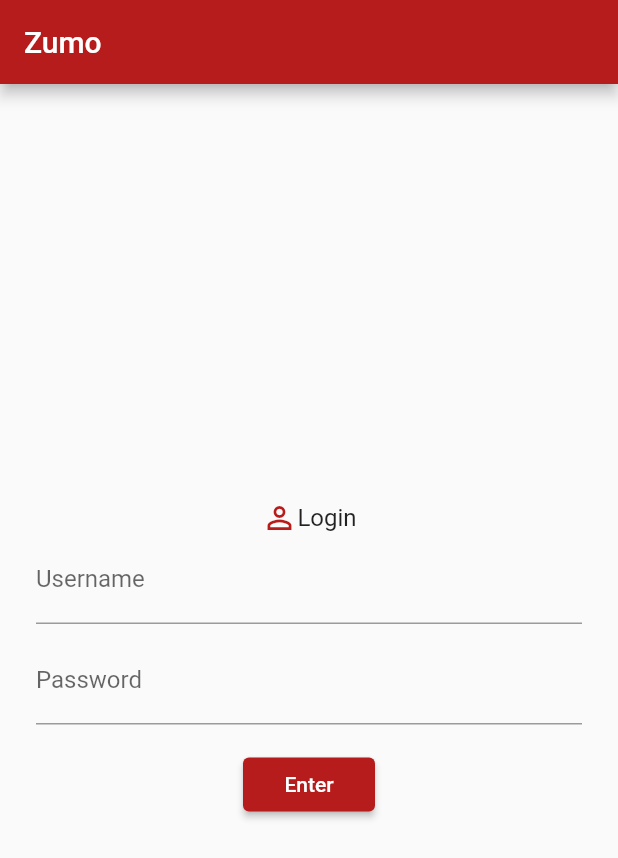
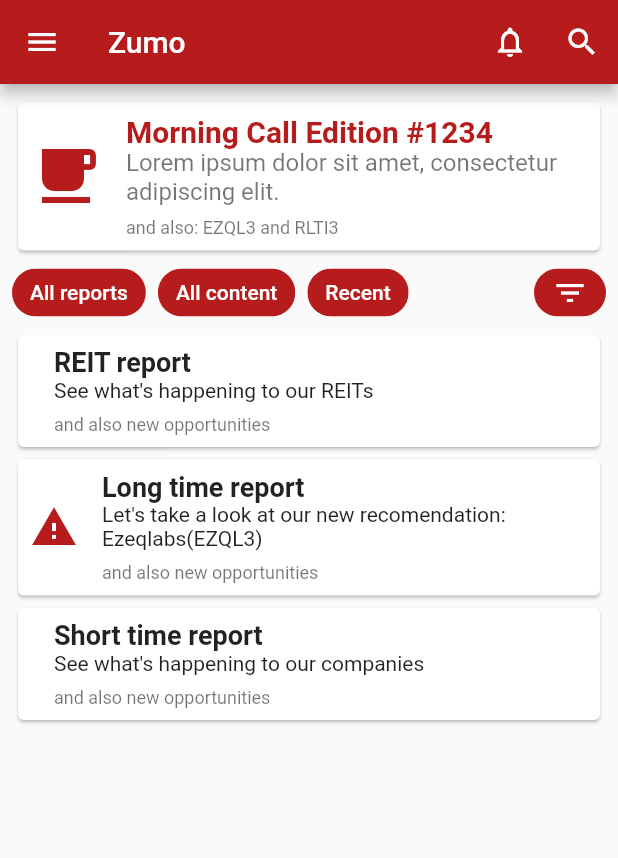
Before and after one commit to kakobotasso/zumo, a Flutter app: the screen it shows after launch, after a tap on "Enter", on a phone screen of 412 x 824 dp. Shown: the top 858 px of the screen. Run offline on Flutter 3.47's test engine with Material 2 defaults, Android fonts, the phone set to English and light mode, and no system bars.

Commit message:
Add dashboard screen

```diff
--- /dev/null
+++ b/lib/components/filter_tag.dart
@@ -0,0 +1,21 @@
+import 'package:flutter/material.dart';
+
+class FilterTag extends StatelessWidget {
+  final String text;
+
+  FilterTag({@required this.text});
+
+  @override
+  Widget build(BuildContext context) {
+    return Padding(
+      padding: const EdgeInsets.only(right: 8.0),
+      child: Chip(
+        label: Text(
+          text,
+          style: TextStyle(color: Colors.white),
+        ),
+        backgroundColor: Theme.of(context).primaryColor,
+      ),
+    );
+  }
+}
--- /dev/null
+++ b/lib/components/filters_bar.dart
@@ -0,0 +1,94 @@
+import 'package:flutter/material.dart';
+import 'package:zumo/components/filter_checkbox.dart';
+import 'package:zumo/components/filter_tag.dart';
+
+class FiltersBar extends StatelessWidget {
+  @override
+  Widget build(BuildContext context) {
+    return Row(
+      mainAxisAlignment: MainAxisAlignment.spaceBetween,
+      children: <Widget>[
+        Container(
+          child: Row(
+            children: <Widget>[
+              FilterTag(
+                text: 'All reports',
+              ),
+              FilterTag(
+                text: 'All content',
+              ),
+              FilterTag(
+                text: 'Recent',
+              ),
+            ],
+          ),
+        ),
+        InkWell(
+          onTap: () => _showFiltersDialog(context),
+          child: Chip(
+            label: Icon(
+              Icons.filter_list,
+              color: Colors.white,
+            ),
+            backgroundColor: Theme.of(context).primaryColor,
+          ),
+        ),
+      ],
+    );
+  }
+
+  Future<void> _showFiltersDialog(BuildContext context) async {
+    return showDialog<void>(
+      context: context,
+      barrierDismissible: true, // user must tap button!
+      builder: (BuildContext context) {
+        return AlertDialog(
+          title: Text('Choose your filter'),
+          content: SingleChildScrollView(
+            child: ListBody(
+              children: <Widget>[
+                FilterCheckbox(
+                  text: 'All reports',
+                  value: true,
+                ),
+                FilterCheckbox(
+                  text: 'All content',
+                  value: true,
+                ),
+                FilterCheckbox(
+                  text: 'Recents',
+                  value: true,
+                ),
+                FilterCheckbox(
+                  text: 'Long term',
+                  value: false,
+                ),
+                FilterCheckbox(
+                  text: 'Short term',
+                  value: false,
+                ),
+                FilterCheckbox(
+                  text: 'REITs',
+                  value: false,
+                ),
+              ],
+            ),
+          ),
+          actions: <Widget>[
+            FlatButton(
+              child: Text(
+                'Filter',
+                style: TextStyle(
+                  color: Theme.of(context).primaryColor,
+                ),
+              ),
+              onPressed: () {
+                Navigator.of(context).pop();
+              },
+            ),
+          ],
+        );
+      },
+    );
+  }
+}
--- /dev/null
+++ b/lib/components/logged_in_appbar.dart
@@ -0,0 +1,23 @@
+import 'package:flutter/material.dart';
+
+loggedInAppBar() {
+  return AppBar(
+    title: Text('Zumo'),
+    actions: <Widget>[
+      IconButton(
+        icon: Icon(Icons.notifications_none),
+        tooltip: 'Notifications',
+        onPressed: () {
+          debugPrint('Notifications');
+        },
+      ),
+      IconButton(
+        icon: Icon(Icons.search),
+        tooltip: 'Search',
+        onPressed: () {
+          debugPrint('Search');
+        },
+      ),
+    ],
+  );
+}
--- /dev/null
+++ b/lib/components/morning_call.dart
@@ -0,0 +1,29 @@
+import 'package:flutter/material.dart';
+import 'package:zumo/components/report_item.dart';
+
+class MorningCall extends StatelessWidget {
+  final String editionNumber;
+  final String text;
+  final String complementText;
+
+  MorningCall({
+    @required this.editionNumber,
+    @required this.text,
+    @required this.complementText,
+  });
+
+  @override
+  Widget build(BuildContext context) {
+    return ReportItem(
+      title: 'Morning Call Edition #$editionNumber',
+      text: text,
+      complementText: complementText,
+      titleStyle: Theme.of(context).textTheme.headline1,
+      textStyle: Theme.of(context).textTheme.headline2,
+      complementStyle: Theme.of(context).textTheme.headline3,
+      icon: Icons.free_breakfast,
+      iconColor: Theme.of(context).primaryColor,
+      iconSize: 48.0,
+    );
+  }
+}
--- /dev/null
+++ b/lib/components/report_item.dart
@@ -0,0 +1,88 @@
+import 'package:flutter/material.dart';
+
+class ReportItem extends StatelessWidget {
+  final String title;
+  final String text;
+  final String complementText;
+  final IconData icon;
+  final TextStyle titleStyle;
+  final TextStyle textStyle;
+  final TextStyle complementStyle;
+  final Color iconColor;
+  final double iconSize;
+
+  ReportItem({
+    @required this.title,
+    @required this.text,
+    @required this.complementText,
+    this.icon,
+    this.titleStyle,
+    this.textStyle,
+    this.complementStyle,
+    this.iconColor,
+    this.iconSize,
+  });
+
+  @override
+  Widget build(BuildContext context) {
+    return Card(
+      child: InkWell(
+        onTap: () => debugPrint('item click'),
+        child: Padding(
+          padding: const EdgeInsets.all(8.0),
+          child: Row(
+            crossAxisAlignment: CrossAxisAlignment.center,
+            children: <Widget>[
+              _showIcon(context),
+              Flexible(
+                child: Padding(
+                  padding: const EdgeInsets.only(left: 16.0),
+                  child: Column(
+                    mainAxisAlignment: MainAxisAlignment.spaceBetween,
+                    crossAxisAlignment: CrossAxisAlignment.start,
+                    children: <Widget>[
+                      Text(
+                        title,
+                        style: titleStyle != null
+                            ? titleStyle
+                            : TextStyle(
+                                fontSize: 18.0,
+                                fontWeight: FontWeight.bold,
+                              ),
+                      ),
+                      Text(
+                        text,
+                        style: textStyle,
+                      ),
+                      Padding(
+                        padding: const EdgeInsets.only(top: 8.0),
+                        child: Text(
+                          complementText,
+                          style: complementStyle != null
+                              ? complementStyle
+                              : Theme.of(context).textTheme.headline3,
+                        ),
+                      ),
+                    ],
+                  ),
+                ),
+              ),
+            ],
+          ),
+        ),
+      ),
+    );
+  }
+
+  Widget _showIcon(BuildContext context) {
+    if (icon != null) {
+      return Icon(
+        icon,
+        color: iconColor,
+        size: iconSize != null ? iconSize : 32.0,
+      );
+    }
+
+    return Container();
+  }
+}
--- a/lib/main.dart
+++ b/lib/main.dart
@@ -1,5 +1,6 @@
 import 'package:flutter/material.dart';
-import 'package:zumo/screens/login.dart';
+import 'package:zumo/routes.dart';
+import 'package:zumo/themes/light.dart';
 
 void main() => runApp(ZumoApp());
 
@@ -7,14 +8,8 @@ class ZumoApp extends StatelessWidget {
   @override
   Widget build(BuildContext context) {
     return MaterialApp(
-      theme: ThemeData(
-        primaryColor: Colors.red[900],
-        buttonTheme: ButtonThemeData(
-          buttonColor: Colors.red[900],
-          textTheme: ButtonTextTheme.primary,
-        ),
-      ),
-      home: Login(),
+      theme: lightTheme(),
+      routes: routes,
     );
   }
 }
--- /dev/null
+++ b/lib/models/routes.dart
@@ -0,0 +1,4 @@
+class Routes {
+  static const String login = '/';
+  static const String dashboard = '/dashboard';
+}
--- /dev/null
+++ b/lib/routes.dart
@@ -0,0 +1,9 @@
+import 'package:flutter/widgets.dart';
+import 'package:zumo/models/routes.dart';
+import 'package:zumo/screens/dashboard.dart';
+import 'package:zumo/screens/login.dart';
+
+final Map<String, WidgetBuilder> routes = <String, WidgetBuilder>{
+  Routes.login: (BuildContext context) => Login(),
+  Routes.dashboard: (BuildContext context) => Dashboard(),
+};
--- /dev/null
+++ b/lib/screens/dashboard.dart
@@ -0,0 +1,54 @@
+import 'package:flutter/material.dart';
+import 'package:zumo/components/filters_bar.dart';
+import 'package:zumo/components/logged_in_appbar.dart';
+import 'package:zumo/components/morning_call.dart';
+import 'package:zumo/components/navigation_drawer.dart';
+import 'package:zumo/components/report_item.dart';
+
+class Dashboard extends StatelessWidget {
+  @override
+  Widget build(BuildContext context) {
+    return Scaffold(
+      appBar: loggedInAppBar(),
+      drawer: NavigationDrawer(),
+      body: Padding(
+        padding: const EdgeInsets.all(8.0),
+        child: Column(
+          children: <Widget>[
+            MorningCall(
+              editionNumber: '1234',
+              text: 'Lorem ipsum dolor sit amet, consectetur adipiscing elit.',
+              complementText: 'and also: EZQL3 and RLTI3',
+            ),
+            FiltersBar(),
+            SingleChildScrollView(
+              child: Column(
+                mainAxisAlignment: MainAxisAlignment.spaceBetween,
+                children: <Widget>[
+                  ReportItem(
+                    title: 'REIT report',
+                    text: "See what's happening to our REITs",
+                    complementText: 'and also new opportunities',
+                  ),
+                  ReportItem(
+                    title: 'Long time report',
+                    text: "Let's take a look at our new recomendation: Ezeqlabs(EZQL3)",
+                    complementText: 'and also new opportunities',
+                    icon: Icons.warning,
+                    iconColor: Theme.of(context).primaryColor,
+                  ),
+                  ReportItem(
+                    title: 'Short time report',
+                    text: "See what's happening to our companies",
+                    complementText: 'and also new opportunities',
+                  ),
+
+                ],
+              ),
+            ),
+          ],
+        ),
+      ),
+    );
+  }
+}
--- a/lib/screens/login.dart
+++ b/lib/screens/login.dart
@@ -1,4 +1,5 @@
 import 'package:flutter/material.dart';
+import 'package:zumo/models/routes.dart';
 
 class Login extends StatelessWidget {
   @override
@@ -45,7 +46,7 @@ class Login extends StatelessWidget {
               child: RaisedButton(
                   child: Text('Enter'),
                   onPressed: () {
-                    debugPrint('Login click');
+                    Navigator.pushReplacementNamed(context, Routes.dashboard);
                   }),
             ),
           ],
--- /dev/null
+++ b/lib/themes/light.dart
@@ -0,0 +1,27 @@
+import 'package:flutter/material.dart';
+
+final Color _red = Colors.red[900];
+
+ThemeData lightTheme() {
+  return ThemeData(
+    primaryColor: _red,
+    accentColor: _red,
+    buttonTheme: ButtonThemeData(
+      buttonColor: _red,
+      textTheme: ButtonTextTheme.primary,
+    ),
+    textTheme: TextTheme(
+      headline1: TextStyle(
+        fontSize: 20.0,
+        color: _red,
+        fontWeight: FontWeight.bold,
+      ),
+      headline2: TextStyle(
+        fontSize: 16.0,
+      ),
+      headline3: TextStyle(
+        fontSize: 12.0,
+      ),
+    ),
+  );
+}
```
Also changed, not shown: lib/components/filter_checkbox.dart (added, +23 -0 lines), lib/components/navigation_drawer.dart (added, +108 -0 lines).
